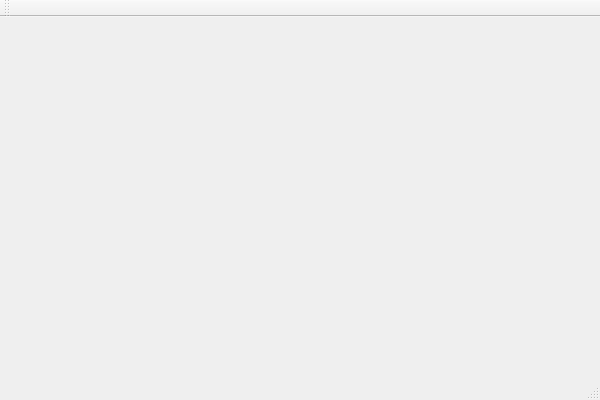
This is OSGQtDemo/osgqtdemo.ui in Timo-China/OSGQtDemo as Qt 5 draws it before an edit. The edited form follows.
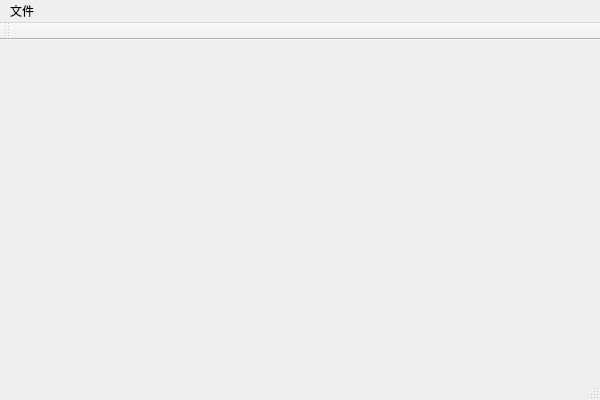
This is the edited form.

```diff
--- a/OSGQtDemo/osgqtdemo.ui
+++ b/OSGQtDemo/osgqtdemo.ui
@@ -29,6 +29,13 @@
      <height>23</height>
     </rect>
    </property>
+   <widget class="QMenu" name="menuNew">
+    <property name="title">
+     <string>文件</string>
+    </property>
+    <addaction name="action_newproject"/>
+   </widget>
+   <addaction name="menuNew"/>
   </widget>
   <widget class="QToolBar" name="mainToolBar">
    <attribute name="toolBarArea">
```
Left out of the diff: 5 changed lines with no effect on the pictures.
